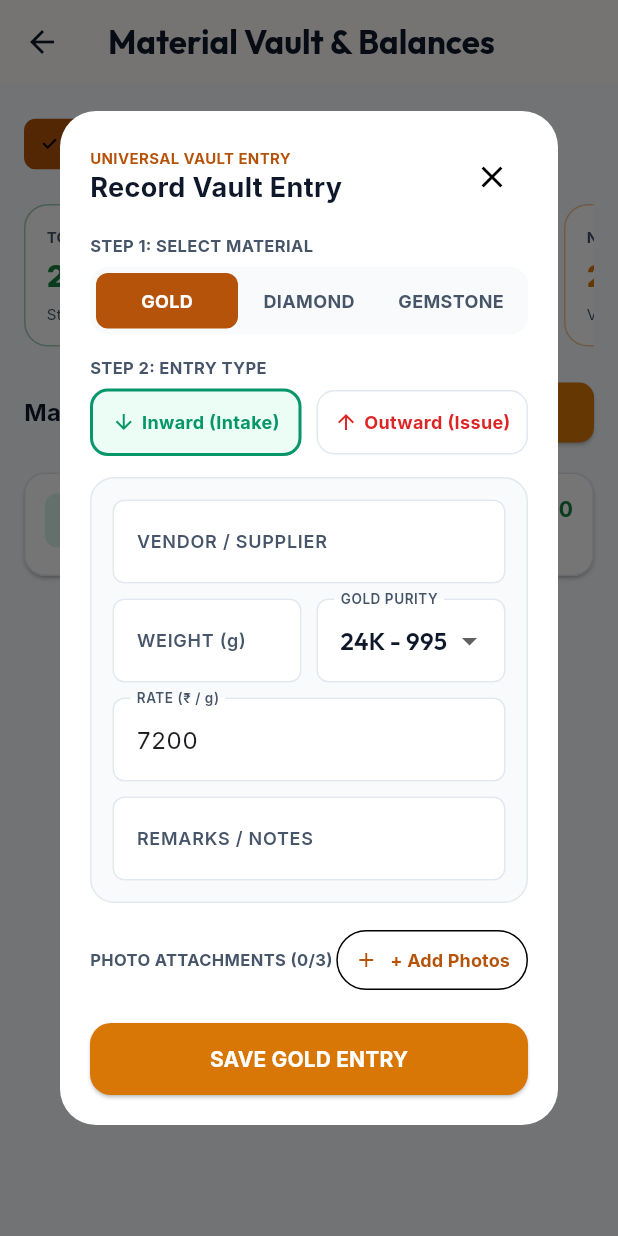
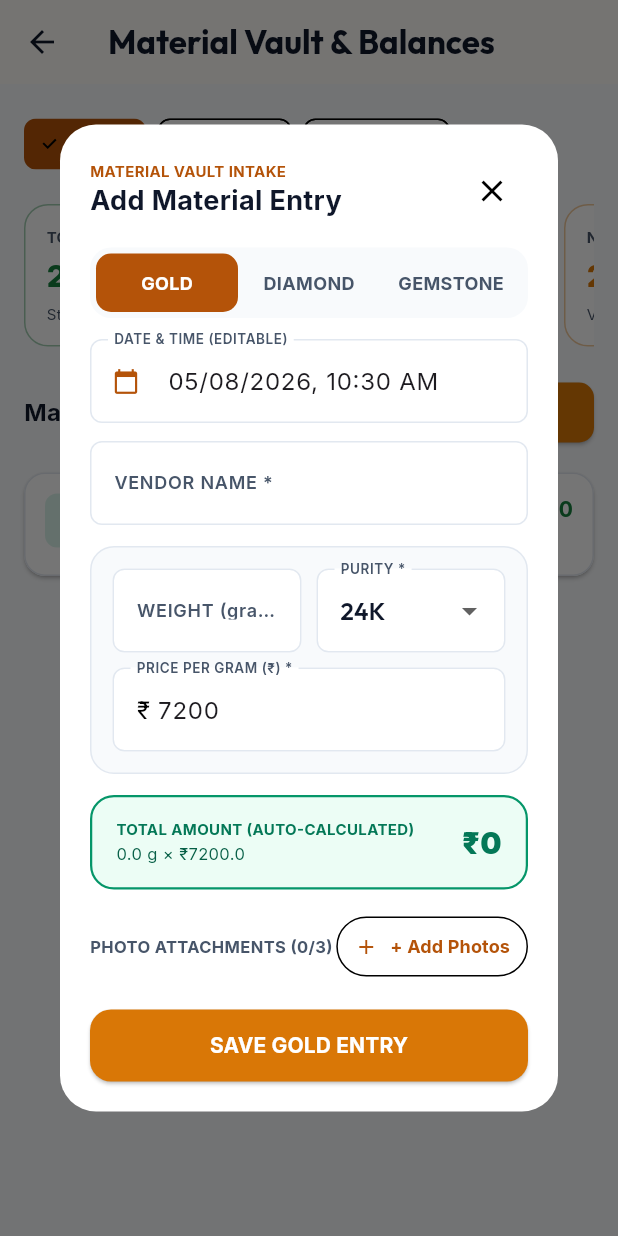
Before and after one commit to monk7436/ARK, a Flutter app: the MaterialsScreen screen opened directly, after a tap on "+ Add New Entry", on a phone screen of 412 x 824 dp. Run offline on Flutter 3.47's test engine with Material 3 defaults, Android fonts, the phone set to English and light mode, and no system bars; our stand-ins replace google_fonts, image_picker; network calls fail.

Commit message:
feat: complete Universal Material Entry Form per user specifications (Date/Time, Vendor, Read-Only Auto-Total, Gold 24K-9K, Diamond/Gemstone Size, Strict Validations)

```diff
--- a/ark_mobile/lib/widgets/material_modal.dart
+++ b/ark_mobile/lib/widgets/material_modal.dart
@@ -24,45 +24,50 @@ class MaterialModal extends StatefulWidget {
 
 class _MaterialModalState extends State<MaterialModal> {
   late String _materialType; // 'gold', 'diamond', 'gemstone'
-  late String _direction;    // 'INWARD' or 'OUTWARD'
 
   final _formKey = GlobalKey<FormState>();
+  final _dateTimeCtrl = TextEditingController();
+  final _vendorCtrl = TextEditingController();
   final _weightCtrl = TextEditingController();
   final _priceCtrl = TextEditingController(text: '7200');
-  final _vendorCtrl = TextEditingController();
+
+  // Specific inputs
   final _diamondSizeCtrl = TextEditingController();
+  final _stoneSizeCtrl = TextEditingController();
   final _notesCtrl = TextEditingController();
 
-  String _purity = '24K - 995';
-  String _gemstoneType = 'Ruby';
-  String? _selectedManufacturerId;
-  DateTime? _expectedReturnDate;
+  String _purity = '24K';
 
   final List<String> _photosBase64 = [];
   final ImagePicker _picker = ImagePicker();
 
   final List<String> _goldPurityOptions = [
-    '24K - 995',
-    '24K - 999',
-    '22K - 916',
-    '20K - 833',
-    '18K - 750',
-    '14K - 585',
-    '9K - 375',
+    '24K',
+    '23K',
+    '22K',
+    '21K',
+    '20K',
+    '18K',
+    '14K',
+    '10K',
+    '9K',
   ];
 
   @override
   void initState() {
     super.initState();
-    _direction = widget.initialDirection;
     _materialType = widget.initialCategory.toLowerCase();
     _updateDefaultPrice(_materialType);
+
+    // Auto-populate Date & Time
+    final now = DateTime.now();
+    _dateTimeCtrl.text = "${now.day.toString().padLeft(2, '0')}/${now.month.toString().padLeft(2, '0')}/${now.year}, ${now.hour % 12 == 0 ? 12 : now.hour % 12}:${now.minute.toString().padLeft(2, '0')} ${now.hour >= 12 ? 'PM' : 'AM'}";
   }
 
   void _updateDefaultPrice(String mat) {
     if (mat == 'gold') {
       _priceCtrl.text = '7200';
-      _purity = '24K - 995';
+      _purity = '24K';
     } else if (mat == 'diamond') {
       _priceCtrl.text = '45000';
     } else {
@@ -72,10 +77,12 @@ class _MaterialModalState extends State<MaterialModal> {
 
   @override
   void dispose() {
+    _dateTimeCtrl.dispose();
+    _vendorCtrl.dispose();
     _weightCtrl.dispose();
     _priceCtrl.dispose();
-    _vendorCtrl.dispose();
     _diamondSizeCtrl.dispose();
+    _stoneSizeCtrl.dispose();
     _notesCtrl.dispose();
     super.dispose();
   }
@@ -193,28 +200,17 @@ class _MaterialModalState extends State<MaterialModal> {
       final priceVal = double.tryParse(_priceCtrl.text) ?? 0.0;
       final total = weightVal * priceVal;
 
-      String finalVendor = _direction == 'INWARD'
-          ? (_vendorCtrl.text.isEmpty ? 'MMTC-PAMP Bullion' : _vendorCtrl.text)
-          : 'Artisan Workshop';
-
-      if (_direction == 'OUTWARD' && _selectedManufacturerId != null) {
-        final mfg = widget.manufacturers.firstWhere(
-          (m) => m.id == _selectedManufacturerId,
-          orElse: () => null,
-        );
-        if (mfg != null) finalVendor = mfg.name;
-      }
-
       final newEntry = MaterialEntry(
         id: 'tx-${DateTime.now().millisecondsSinceEpoch}',
         materialType: _materialType,
-        direction: _direction,
+        direction: 'INWARD',
         weight: weightVal,
         purity: _materialType == 'gold' ? _purity : null,
-        vendorName: finalVendor,
+        size: _materialType == 'diamond' ? _diamondSizeCtrl.text : (_materialType == 'gemstone' ? _stoneSizeCtrl.text : null),
+        vendorName: _vendorCtrl.text.isEmpty ? 'MMTC-PAMP Bullion' : _vendorCtrl.text,
         price: priceVal,
         totalAmount: total,
-        timestamp: DateTime.now().toString().substring(0, 16),
+        timestamp: _dateTimeCtrl.text,
         notes: _notesCtrl.text.isEmpty ? null : _notesCtrl.text,
         photoUrl: _photosBase64.isNotEmpty ? _photosBase64.first : null,
       );
@@ -226,6 +222,10 @@ class _MaterialModalState extends State<MaterialModal> {
 
   @override
   Widget build(BuildContext context) {
+    final weightVal = double.tryParse(_weightCtrl.text) ?? 0.0;
+    final priceVal = double.tryParse(_priceCtrl.text) ?? 0.0;
+    final totalAmount = weightVal * priceVal;
+
     return Dialog(
       shape: RoundedRectangleBorder(borderRadius: BorderRadius.circular(24)),
       child: Container(
@@ -239,15 +239,15 @@ class _MaterialModalState extends State<MaterialModal> {
               mainAxisSize: MainAxisSize.min,
               children: [
 
-                // Modal Title
+                // Title
                 Row(
                   mainAxisAlignment: MainAxisAlignment.spaceBetween,
                   children: [
                     Column(
                       crossAxisAlignment: CrossAxisAlignment.start,
                       children: const [
-                        Text('UNIVERSAL VAULT ENTRY', style: TextStyle(fontSize: 10, fontWeight: FontWeight.bold, color: AppTheme.goldDark)),
-                        Text('Record Vault Entry', style: TextStyle(fontSize: 18, fontWeight: FontWeight.bold, color: AppTheme.textMain)),
+                        Text('MATERIAL VAULT INTAKE', style: TextStyle(fontSize: 10, fontWeight: FontWeight.bold, color: AppTheme.goldDark)),
+                        Text('Add Material Entry', style: TextStyle(fontSize: 18, fontWeight: FontWeight.bold, color: AppTheme.textMain)),
                       ],
                     ),
                     IconButton(icon: const Icon(Icons.close), onPressed: () => Navigator.pop(context)),
@@ -255,12 +255,10 @@ class _MaterialModalState extends State<MaterialModal> {
                 ),
                 const SizedBox(height: 14),
 
-                // STEP 1: MATERIAL SELECTION (SEGMENTED CONTROL)
-                const Text('STEP 1: SELECT MATERIAL', style: TextStyle(fontSize: 11, fontWeight: FontWeight.bold, color: AppTheme.textMuted)),
-                const SizedBox(height: 6),
+                // SEGMENTED SELECTOR AT VERY TOP
                 Container(
                   padding: const EdgeInsets.all(4),
-                  decoration: BoxDecoration(color: AppTheme.bgPrimary, borderRadius: BorderRadius.circular(12)),
+                  decoration: BoxDecoration(color: AppTheme.bgPrimary, borderRadius: BorderRadius.circular(14)),
                   child: Row(
                     children: ['gold', 'diamond', 'gemstone'].map((cat) {
                       final isSelected = _materialType == cat;
@@ -273,10 +271,10 @@ class _MaterialModalState extends State<MaterialModal> {
                             });
                           },
                           child: Container(
-                            padding: const EdgeInsets.symmetric(vertical: 10),
+                            padding: const EdgeInsets.symmetric(vertical: 11),
                             decoration: BoxDecoration(
                               color: isSelected ? AppTheme.goldDark : Colors.transparent,
-                              borderRadius: BorderRadius.circular(8),
+                              borderRadius: BorderRadius.circular(10),
                             ),
                             alignment: Alignment.center,
                             child: Text(
@@ -296,68 +294,30 @@ class _MaterialModalState extends State<MaterialModal> {
 
                 const SizedBox(height: 14),
 
-                // STEP 2: ENTRY TYPE (SEGMENTED CONTROL)
-                const Text('STEP 2: ENTRY TYPE', style: TextStyle(fontSize: 11, fontWeight: FontWeight.bold, color: AppTheme.textMuted)),
-                const SizedBox(height: 6),
-                Row(
-                  children: [
-                    Expanded(
-                      child: GestureDetector(
-                        onTap: () => setState(() => _direction = 'INWARD'),
-                        child: Container(
-                          padding: const EdgeInsets.symmetric(vertical: 12),
-                          decoration: BoxDecoration(
-                            color: _direction == 'INWARD' ? const Color(0xFFECFDF5) : Colors.white,
-                            borderRadius: BorderRadius.circular(12),
-                            border: Border.all(
-                              color: _direction == 'INWARD' ? const Color(0xFF059669) : AppTheme.borderSubtle,
-                              width: _direction == 'INWARD' ? 2 : 1,
+                // COMMON FIELD 1: DATE & TIME (EDITABLE)
+                TextFormField(
+                  controller: _dateTimeCtrl,
+                  decoration: const InputDecoration(
+                    labelText: 'DATE & TIME (EDITABLE)',
+                    prefixIcon: Icon(Icons.calendar_today, size: 18, color: AppTheme.goldDark),
                   ),
                 ),
-                          alignment: Alignment.center,
-                          child: Row(
-                            mainAxisAlignment: MainAxisAlignment.center,
-                            children: const [
-                              Icon(Icons.arrow_downward, size: 16, color: Color(0xFF059669)),
-                              SizedBox(width: 4),
-                              Text('Inward (Intake)', style: TextStyle(fontWeight: FontWeight.bold, fontSize: 12, color: Color(0xFF059669))),
-                            ],
+
+                const SizedBox(height: 12),
+
+                // COMMON FIELD 2: VENDOR NAME
+                TextFormField(
+                  controller: _vendorCtrl,
+                  decoration: const InputDecoration(
+                    labelText: 'VENDOR NAME *',
+                    hintText: 'e.g. MMTC-PAMP Bullion / Surat Syndicate',
                   ),
-                        ),
-                      ),
-                    ),
-                    const SizedBox(width: 10),
-                    Expanded(
-                      child: GestureDetector(
-                        onTap: () => setState(() => _direction = 'OUTWARD'),
-                        child: Container(
-                          padding: const EdgeInsets.symmetric(vertical: 12),
-                          decoration: BoxDecoration(
-                            color: _direction == 'OUTWARD' ? const Color(0xFFFEF2F2) : Colors.white,
-                            borderRadius: BorderRadius.circular(12),
-                            border: Border.all(
-                              color: _direction == 'OUTWARD' ? const Color(0xFFDC2626) : AppTheme.borderSubtle,
-                              width: _direction == 'OUTWARD' ? 2 : 1,
-                            ),
-                          ),
-                          alignment: Alignment.center,
-                          child: Row(
-                            mainAxisAlignment: MainAxisAlignment.center,
-                            children: const [
-                              Icon(Icons.arrow_upward, size: 16, color: Color(0xFFDC2626)),
-                              SizedBox(width: 4),
-                              Text('Outward (Issue)', style: TextStyle(fontWeight: FontWeight.bold, fontSize: 12, color: Color(0xFFDC2626))),
-                            ],
-                          ),
-                        ),
-                      ),
-                    ),
-                  ],
+                  validator: (val) => val == null || val.trim().isEmpty ? 'Vendor Name is required' : null,
                 ),
 
                 const SizedBox(height: 14),
 
-                // STEP 3: DYNAMIC FIELDS
+                // DYNAMIC MATERIAL FIELDS
                 Container(
                   padding: const EdgeInsets.all(14),
                   decoration: BoxDecoration(
@@ -367,26 +327,7 @@ class _MaterialModalState extends State<MaterialModal> {
                   ),
                   child: Column(
                     children: [
-                      // Vendor or Karigar Selection
-                      _direction == 'INWARD'
-                          ? TextFormField(
-                              controller: _vendorCtrl,
-                              decoration: const InputDecoration(labelText: 'VENDOR / SUPPLIER', hintText: 'e.g. MMTC-PAMP Bullion'),
-                            )
-                          : DropdownButtonFormField<String>(
-                              value: _selectedManufacturerId,
-                              decoration: const InputDecoration(labelText: 'ASSIGNED KARIGAR'),
-                              items: widget.manufacturers.map((m) {
-                                return DropdownMenuItem<String>(
-                                  value: m.id,
-                                  child: Text(m.name),
-                                );
-                              }).toList(),
-                              onChanged: (val) => setState(() => _selectedManufacturerId = val),
-                            ),
-                      const SizedBox(height: 10),
-
-                      // Gold Combination
+                      // GOLD FIELDS
                       if (_materialType == 'gold') ...[
                         Row(
                           children: [
@@ -394,24 +335,43 @@ class _MaterialModalState extends State<MaterialModal> {
                               child: TextFormField(
                                 controller: _weightCtrl,
                                 keyboardType: const TextInputType.numberWithOptions(decimal: true),
-                                decoration: const InputDecoration(labelText: 'WEIGHT (g)', hintText: '0.000'),
-                                validator: (val) => val == null || val.isEmpty ? 'Required' : null,
+                                decoration: const InputDecoration(labelText: 'WEIGHT (grams) *', hintText: '0.000'),
+                                onChanged: (v) => setState(() {}),
+                                validator: (val) {
+                                  if (val == null || val.isEmpty) return 'Required';
+                                  final numVal = double.tryParse(val);
+                                  if (numVal == null || numVal <= 0) return 'Must be > 0';
+                                  return null;
+                                },
                               ),
                             ),
                             const SizedBox(width: 10),
                             Expanded(
                               child: DropdownButtonFormField<String>(
-                                value: _purity,
-                                decoration: const InputDecoration(labelText: 'GOLD PURITY'),
+                                initialValue: _purity,
+                                decoration: const InputDecoration(labelText: 'PURITY *'),
                                 items: _goldPurityOptions.map((p) => DropdownMenuItem(value: p, child: Text(p))).toList(),
                                 onChanged: (val) => setState(() => _purity = val!),
                               ),
                             ),
                           ],
                         ),
+                        const SizedBox(height: 10),
+                        TextFormField(
+                          controller: _priceCtrl,
+                          keyboardType: const TextInputType.numberWithOptions(decimal: true),
+                          decoration: const InputDecoration(labelText: 'PRICE PER GRAM (₹) *', prefixText: '₹ '),
+                          onChanged: (v) => setState(() {}),
+                          validator: (val) {
+                            if (val == null || val.isEmpty) return 'Required';
+                            final numVal = double.tryParse(val);
+                            if (numVal == null || numVal <= 0) return 'Must be > 0';
+                            return null;
+                          },
+                        ),
                       ],
 
-                      // Diamond Combination
+                      // DIAMOND FIELDS
                       if (_materialType == 'diamond') ...[
                         Row(
                           children: [
@@ -419,22 +379,42 @@ class _MaterialModalState extends State<MaterialModal> {
                               child: TextFormField(
                                 controller: _weightCtrl,
                                 keyboardType: const TextInputType.numberWithOptions(decimal: true),
-                                decoration: const InputDecoration(labelText: 'WEIGHT (CTS)', hintText: '0.00'),
-                                validator: (val) => val == null || val.isEmpty ? 'Required' : null,
+                                decoration: const InputDecoration(labelText: 'WEIGHT (Carat / ct) *', hintText: '0.00 ct'),
+                                onChanged: (v) => setState(() {}),
+                                validator: (val) {
+                                  if (val == null || val.isEmpty) return 'Required';
+                                  final numVal = double.tryParse(val);
+                                  if (numVal == null || numVal <= 0) return 'Must be > 0';
+                                  return null;
+                                },
                               ),
                             ),
                             const SizedBox(width: 10),
                             Expanded(
                               child: TextFormField(
                                 controller: _diamondSizeCtrl,
-                                decoration: const InputDecoration(labelText: 'SIEVE / SIZE', hintText: 'e.g. 2.5 mm'),
+                                decoration: const InputDecoration(labelText: 'DIAMOND SIZE *', hintText: 'e.g. 0.25 ct'),
+                                validator: (val) => val == null || val.trim().isEmpty ? 'Mandatory for Diamonds' : null,
                               ),
                             ),
                           ],
                         ),
+                        const SizedBox(height: 10),
+                        TextFormField(
+                          controller: _priceCtrl,
+                          keyboardType: const TextInputType.numberWithOptions(decimal: true),
+                          decoration: const InputDecoration(labelText: 'PRICE PER CARAT (₹) *', prefixText: '₹ '),
+                          onChanged: (v) => setState(() {}),
+                          validator: (val) {
+                            if (val == null || val.isEmpty) return 'Required';
+                            final numVal = double.tryParse(val);
+                            if (numVal == null || numVal <= 0) return 'Must be > 0';
+                            return null;
+                          },
+                        ),
                       ],
 
-                      // Gemstone Combination
+                      // GEMSTONE FIELDS
                       if (_materialType == 'gemstone') ...[
                         Row(
                           children: [
@@ -442,39 +422,71 @@ class _MaterialModalState extends State<MaterialModal> {
                               child: TextFormField(
                                 controller: _weightCtrl,
                                 keyboardType: const TextInputType.numberWithOptions(decimal: true),
-                                decoration: const InputDecoration(labelText: 'WEIGHT (CTS)', hintText: '0.00'),
-                                validator: (val) => val == null || val.isEmpty ? 'Required' : null,
+                                decoration: const InputDecoration(labelText: 'WEIGHT (Carat / ct) *', hintText: '0.00 ct'),
+                                onChanged: (v) => setState(() {}),
+                                validator: (val) {
+                                  if (val == null || val.isEmpty) return 'Required';
+                                  final numVal = double.tryParse(val);
+                                  if (numVal == null || numVal <= 0) return 'Must be > 0';
+                                  return null;
+                                },
                               ),
                             ),
                             const SizedBox(width: 10),
                             Expanded(
-                              child: DropdownButtonFormField<String>(
-                                value: _gemstoneType,
-                                decoration: const InputDecoration(labelText: 'GEMSTONE TYPE'),
-                                items: ['Ruby', 'Emerald', 'Sapphire', 'Pearl'].map((g) => DropdownMenuItem(value: g, child: Text(g))).toList(),
-                                onChanged: (val) => setState(() => _gemstoneType = val!),
+                              child: TextFormField(
+                                controller: _stoneSizeCtrl,
+                                decoration: const InputDecoration(labelText: 'STONE SIZE *', hintText: 'e.g. 5x7 mm'),
+                                validator: (val) => val == null || val.trim().isEmpty ? 'Mandatory for Gemstones' : null,
                               ),
                             ),
                           ],
                         ),
-                      ],
-
                         const SizedBox(height: 10),
-
-                      // Rate
                         TextFormField(
                           controller: _priceCtrl,
                           keyboardType: const TextInputType.numberWithOptions(decimal: true),
-                        decoration: InputDecoration(labelText: 'RATE (₹ / ${_materialType == "gold" ? "g" : "CTS"})'),
-                        validator: (val) => val == null || val.isEmpty ? 'Required' : null,
+                          decoration: const InputDecoration(labelText: 'PRICE PER CARAT (₹) *', prefixText: '₹ '),
+                          onChanged: (v) => setState(() {}),
+                          validator: (val) {
+                            if (val == null || val.isEmpty) return 'Required';
+                            final numVal = double.tryParse(val);
+                            if (numVal == null || numVal <= 0) return 'Must be > 0';
+                            return null;
+                          },
+                        ),
+                      ],
+                    ],
+                  ),
                 ),
 
-                      const SizedBox(height: 10),
+                const SizedBox(height: 14),
 
-                      // Notes
-                      TextFormField(
-                        controller: _notesCtrl,
-                        decoration: const InputDecoration(labelText: 'REMARKS / NOTES', hintText: 'Optional tag details...'),
+                // COMMON FIELD 3: READ-ONLY AUTO-CALCULATED TOTAL AMOUNT
+                Container(
+                  padding: const EdgeInsets.symmetric(horizontal: 16, vertical: 14),
+                  decoration: BoxDecoration(
+                    color: const Color(0xFFECFDF5),
+                    borderRadius: BorderRadius.circular(16),
+                    border: Border.all(color: const Color(0xFF059669), width: 1.5),
+                  ),
+                  child: Row(
+                    mainAxisAlignment: MainAxisAlignment.spaceBetween,
+                    children: [
+                      Column(
+                        crossAxisAlignment: CrossAxisAlignment.start,
+                        children: [
+                          const Text('TOTAL AMOUNT (AUTO-CALCULATED)', style: TextStyle(fontSize: 10, fontWeight: FontWeight.bold, color: Color(0xFF047857))),
+                          const SizedBox(height: 2),
+                          Text(
+                            '$weightVal ${_materialType == "gold" ? "g" : "ct"} × ₹$priceVal',
+                            style: const TextStyle(fontSize: 11, color: Color(0xFF065F46)),
+                          ),
+                        ],
+                      ),
+                      Text(
+                        '₹${totalAmount.toStringAsFixed(0)}',
+                        style: const TextStyle(fontSize: 20, fontWeight: FontWeight.w900, color: Color(0xFF047857)),
                       ),
                     ],
                   ),
@@ -482,7 +494,7 @@ class _MaterialModalState extends State<MaterialModal> {
 
                 const SizedBox(height: 14),
 
-                // REDESIGNED PHOTO ATTACHMENT CAPSULE BUTTON
+                // COMMON FIELD 4: PHOTO ATTACHMENTS CAPSULE WORKFLOW
                 Row(
                   mainAxisAlignment: MainAxisAlignment.spaceBetween,
                   children: [
```
Also changed, not shown: 1 other file. Lines whose indentation alone changed are shown as unchanged.
